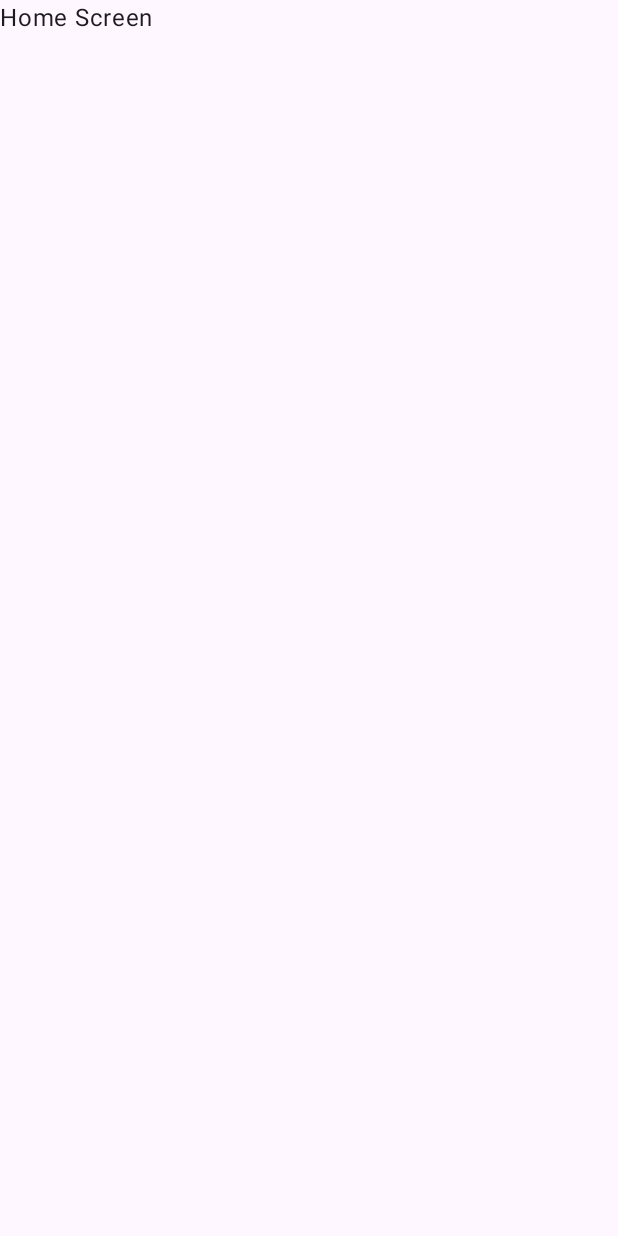
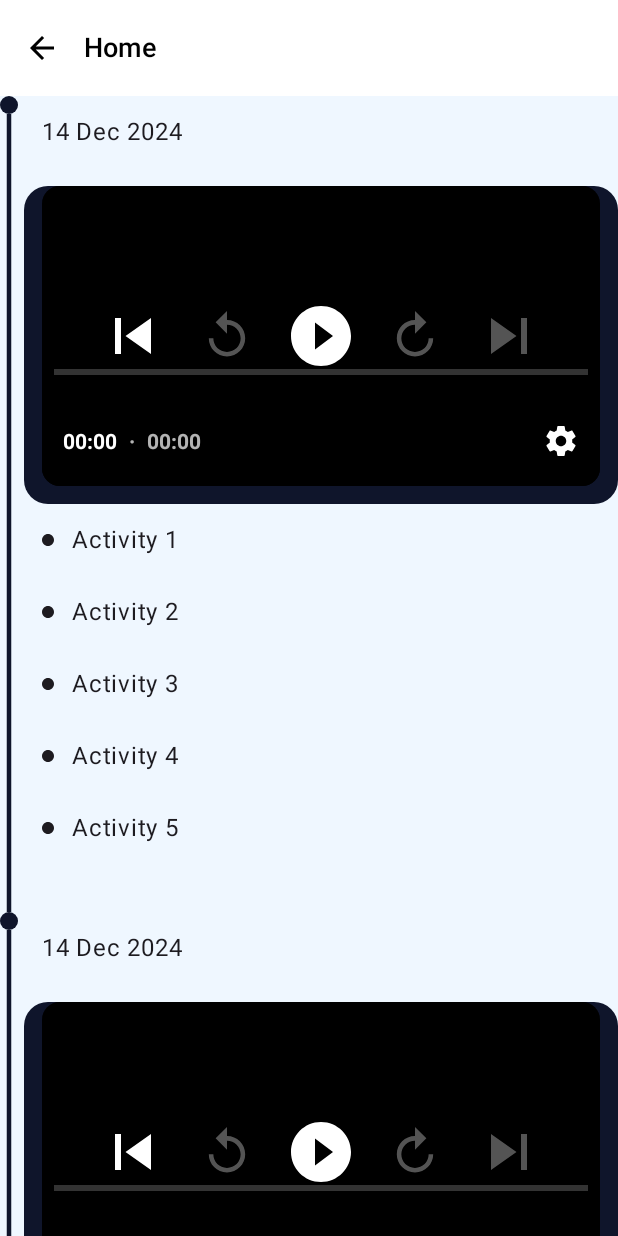
Before and after one commit to ceulazur/Safe-Byte---Projeto-Integrado-3, an Android app built with Jetpack Compose: the HomeScreen screen opened through its navigation route, on a phone screen of 412 x 824 dp. Before the commit the screen is almost empty. Run offline under Robolectric (Android 15) with nearby library versions, the phone set to English and light mode, and no system bars.

Commit message:
refactor: preview

```diff
--- a/app/src/main/java/com/example/safebyte/ui/screens/HomeScreen.kt
+++ b/app/src/main/java/com/example/safebyte/ui/screens/HomeScreen.kt
@@ -1,15 +1,88 @@
 package com.example.safebyte.ui.screens
 
 import androidx.compose.foundation.layout.Box
+import androidx.compose.foundation.lazy.LazyColumn
+import androidx.compose.foundation.lazy.rememberLazyListState
+import androidx.compose.material3.Scaffold
 import androidx.compose.material3.Text
 import androidx.compose.runtime.Composable
 import androidx.compose.ui.tooling.preview.Preview
+import androidx.compose.ui.unit.dp
+import androidx.navigation.NavController
+import androidx.navigation.compose.rememberNavController
+import com.example.safebyte.ui.components.CircleParameters
+import com.example.safebyte.ui.components.LineParameters
+import com.example.safebyte.ui.components.MediaContent
+import com.example.safebyte.ui.components.MessageBubble
+import com.example.safebyte.ui.components.SecondaryTopBar
+import com.example.safebyte.ui.components.TimelineNode
+import com.example.safebyte.ui.components.TimelineNodePosition
+import com.example.safebyte.ui.theme.SafeByteTheme
+import java.util.Date
 
 @Composable
 fun HomeScreen() {
     Box {
         Text("Home Screen")
+
+        val listState = rememberLazyListState()
+        val itemsList = listOf(1, 2, 3, 4, 5, 6, 7, 8, 9, 10)
+        val mediaContent = MediaContent(
+            date = Date(),
+            videoUrl = "https://firebasestorage.googleapis.com/v0/b/aluno-d3928.appspot.com/o/profileImages%2F10240187-sd_360_640_30fps.mp4?alt=media&token=b956caff-2380-43df-9e9f-283b52219a6d",
+            activitiesList = listOf(
+                "Activity 1",
+                "Activity 2",
+                "Activity 3",
+                "Activity 4",
+                "Activity 5",
+            )
+        )
+
+        SafeByteTheme(
+            darkTheme = false
+        ) {
+            val navController = rememberNavController()
+
+            Scaffold(
+                topBar = {
+                    SecondaryTopBar(
+                        title = "Home",
+                        onBackClick = {
+                            navController.navigate("home") {
+                                popUpTo("home") { inclusive = true }
+                            }
+                        }
+                    )
+                }
+            ) { paddingValues ->
+                LazyColumn(
+                    state = listState,
+                    contentPadding = paddingValues
+                ) {
+                    items(
+                        count = itemsList.size,
+                        key = { itemsList[it] }
+                    ) {
+                        TimelineNode(
+                            pos = TimelineNodePosition.FIRST,
+                            circleParameters = CircleParameters(6.dp),
+                            lineParameters = LineParameters(3.dp)
+                        ) { modifier ->
+                            MessageBubble(
+                                mediaContent,
+                                modifier
+                            )
+                        }
+                    }
+
+                }
+            }
+        }
     }
+
+    // TODO: download google font: Montserrat
+    // TODO: refactor button to use left icon
 }
 
 @Preview(showBackground = true)
```
